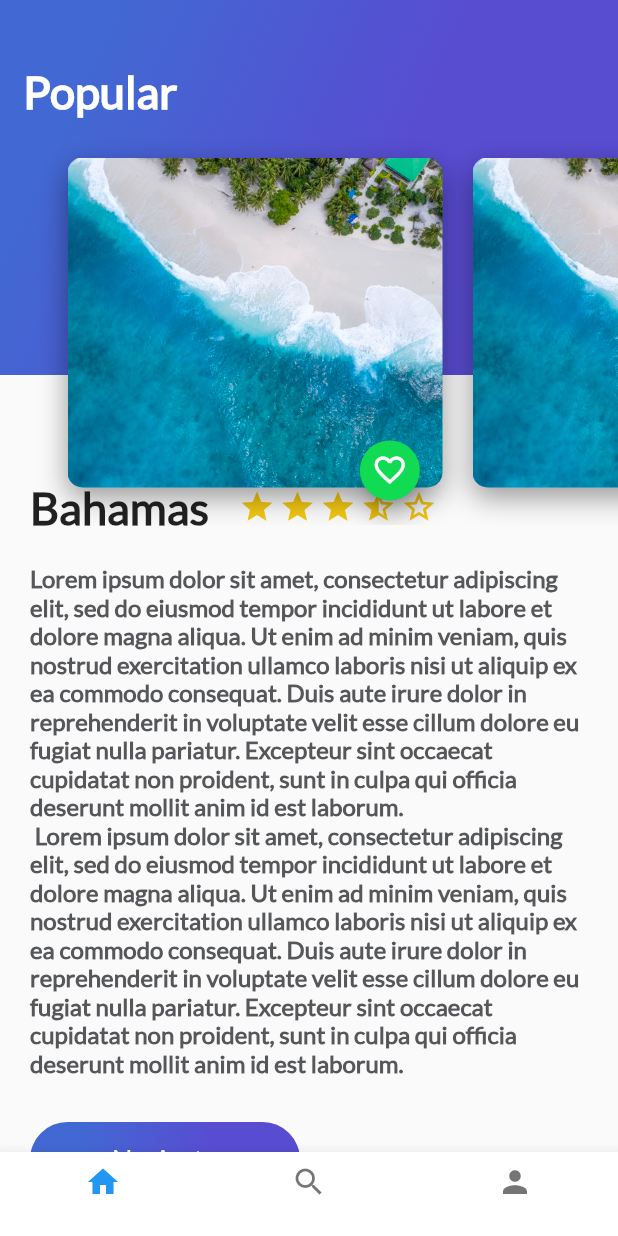
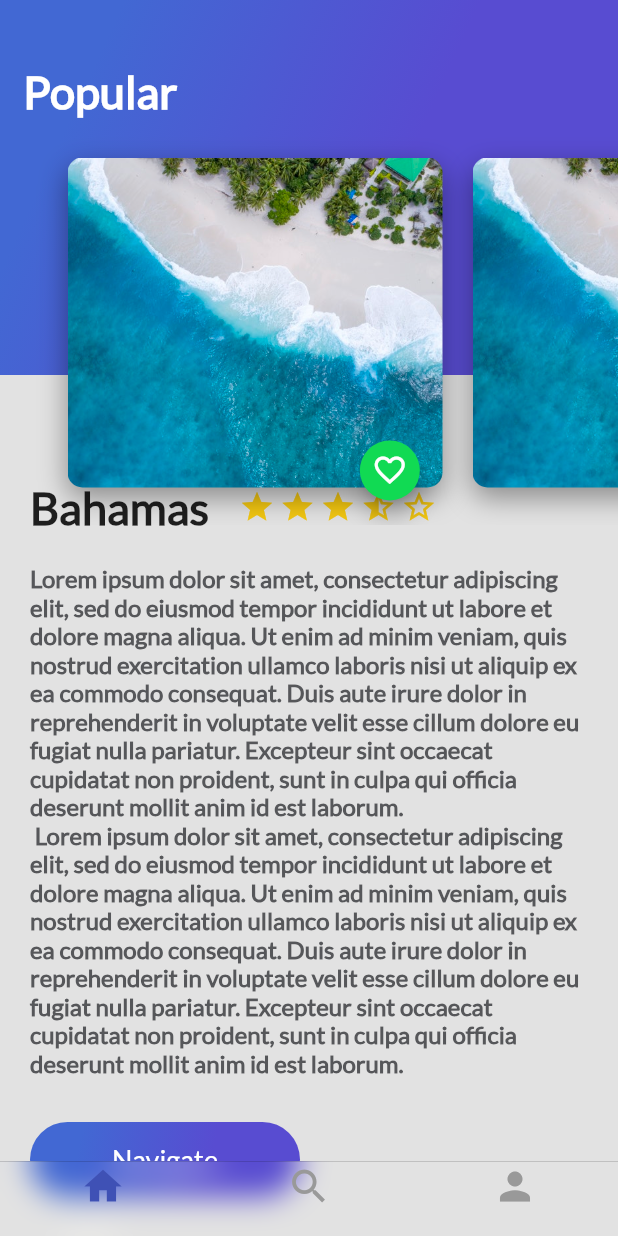
Before and after one commit to makinox/flutter-trips, a Flutter app: the screen it shows after launch, on a phone screen of 412 x 824 dp. Run offline on Flutter 3.47's test engine with Material 2 defaults, Android fonts, the phone set to English and light mode, and no system bars.

Commit message:
[IMPROVEMENT] Navigation bar improved

```diff
--- a/lib/navigation_bar.dart
+++ b/lib/navigation_bar.dart
@@ -6,7 +6,7 @@ class Navigation extends StatelessWidget {
   @override
   Widget build(BuildContext context) {
     return AnnotatedRegion(
-      value: SystemUiOverlayStyle(statusBarColor: Colors.transparent),
+      value: SystemUiOverlayStyle(statusBarColor: Colors.transparent, /* systemNavigationBarColor: Colors.transparent */),
       child: Trips(),
     );
   }
--- a/lib/trips.dart
+++ b/lib/trips.dart
@@ -2,47 +2,34 @@ import 'package:flutter/material.dart';
 import 'package:trips/home_trips.dart';
 import 'package:trips/profile_trips.dart';
 import 'package:trips/search_trips.dart';
+import 'package:flutter/cupertino.dart';
 
-class Trips extends StatefulWidget {
-  @override
-  State<StatefulWidget> createState() {
-    return _Trips();
-  }
+class Trips extends StatelessWidget {
 
-}
-class _Trips extends State<Trips> {
-  var indexTap = 0;
-  final List<Widget> widgetChildren = [
+    static final List<Widget> navigationWidget = [
     HomeTrips(),
     SearchTrips(),
     ProfileTrips()
   ];
 
-  void onTapTapped(int index) {
-    setState(() {
-      indexTap = index;
-    });
-  }
-
   @override
   Widget build(BuildContext context) {
 
     return Scaffold(
-      body: widgetChildren[indexTap],
-      bottomNavigationBar: Theme(
-        data: Theme.of(context).copyWith(
-          canvasColor: Colors.white,
-          primaryColor: Colors.purple
-        ),
-        child: BottomNavigationBar(
-          onTap: onTapTapped,
-          currentIndex: indexTap,
-          items: [
-            BottomNavigationBarItem(icon: Icon(Icons.home), title: Text('')),
-            BottomNavigationBarItem(icon: Icon(Icons.search), title: Text('')),
-            BottomNavigationBarItem(icon: Icon(Icons.person), title: Text('')),
-          ],
-        ),
+      bottomNavigationBar: CupertinoTabScaffold(
+        tabBar: CupertinoTabBar(backgroundColor: Colors.transparent ,activeColor: Colors.indigo,items: [
+          BottomNavigationBarItem(
+              icon: Icon(Icons.home), title: Text("")),
+          BottomNavigationBarItem(
+              icon: Icon(Icons.search), title: Text("")),
+          BottomNavigationBarItem(
+              icon: Icon(Icons.person), title: Text("")),
+        ]),
+        tabBuilder: (BuildContext context, int index){
+            return CupertinoTabView(
+              builder: (BuildContext context) => navigationWidget[index]
+            );
+          },
       ),
     );
   }
```
